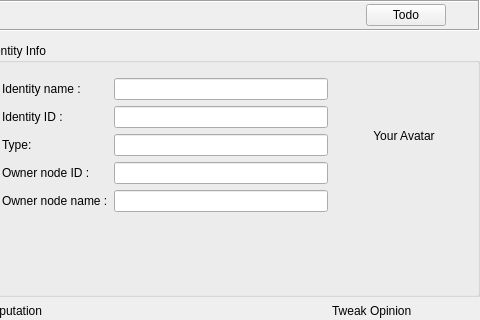
RetroShare/RetroShare, file retroshare-gui/src/gui/Identity/IdDialog.ui: the form before one commit; both pictures show x 346 to 826 and y 0 to 320 of the 826 by 752 pixel window.
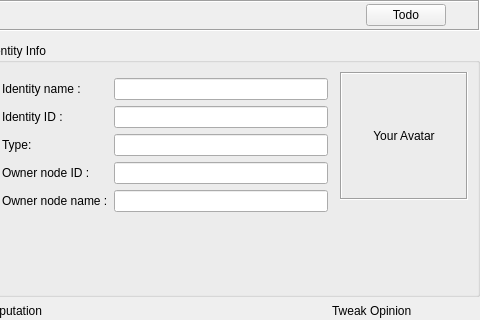
The form after the commit. Icons and pictures are not drawn. Custom widgets are drawn as their Qt base class.

What changed in the file:
```diff
--- a/retroshare-gui/src/gui/Identity/IdDialog.ui
+++ b/retroshare-gui/src/gui/Identity/IdDialog.ui
@@ -344,6 +344,12 @@
                 <height>128</height>
                </size>
               </property>
+              <property name="frameShape">
+               <enum>QFrame::Box</enum>
+              </property>
+              <property name="frameShadow">
+               <enum>QFrame::Sunken</enum>
+              </property>
               <property name="text">
                <string extracomment="Click here to change your avatar">Your Avatar</string>
               </property>
@@ -353,9 +359,6 @@
               <property name="alignment">
                <set>Qt::AlignCenter</set>
               </property>
-              <property name="wordWrap">
-               <bool>true</bool>
-              </property>
              </widget>
             </item>
             <item>
```
Left out of the diff: 3 changed lines with no effect on the pictures.
